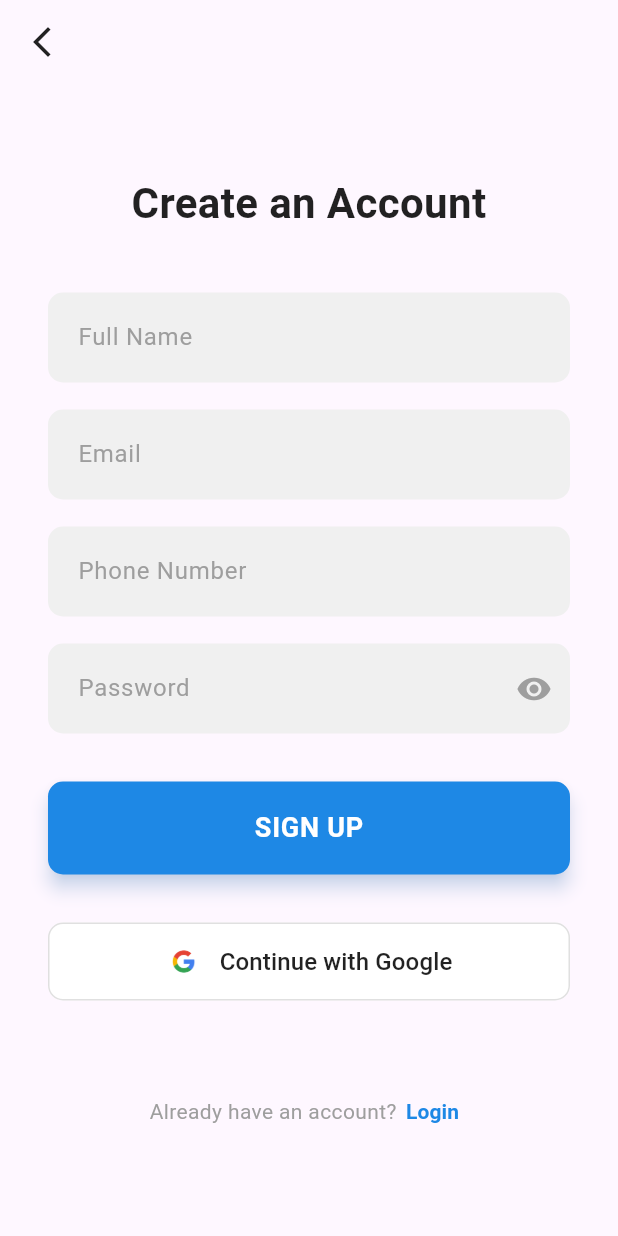
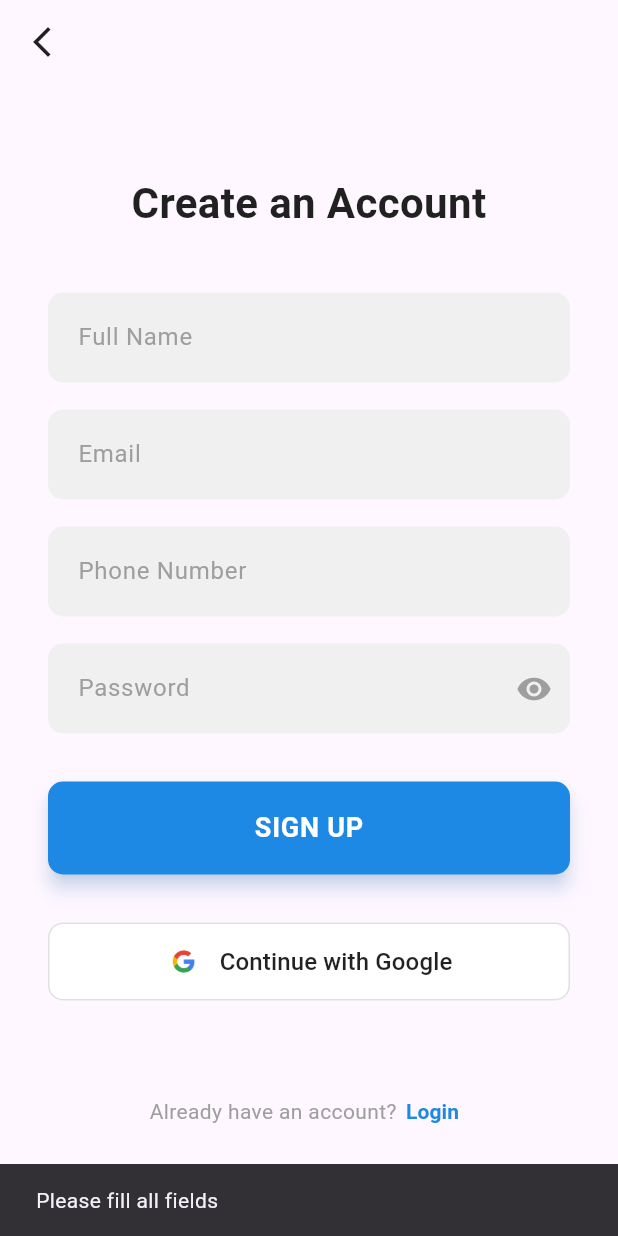
Before and after one commit to GRKPrabesh/Flutter-Project-Frontend, a Flutter app: the SignupScreen screen opened by its route, after a tap on "SIGN UP", on a phone screen of 412 x 824 dp. Run offline on Flutter 3.47's test engine with Material 3 defaults, Android fonts, the light colour scheme and no system bars; missing offline and left inert: file_selector.

Commit message:
proper and functional

```diff
--- a/lib/signup.dart
+++ b/lib/signup.dart
@@ -1,25 +1,37 @@
+import 'dart:convert';
 import 'package:flutter/material.dart';
-import 'routes.dart'; // AppRoute is defined at lib/routes.dart
+import 'package:http/http.dart' as http;
+import 'routes.dart'; // Your AppRoute file
 
-// Use the same primary color for consistency
 const Color primaryColor = Color(0xFF1E88E5);
-const Color inputFillColor = Color(0xFFF0F0F0); // Slightly darker gray for better contrast
+const Color inputFillColor = Color(0xFFF0F0F0);
 
-class SignupScreen extends StatelessWidget {
+class SignupScreen extends StatefulWidget {
   const SignupScreen({super.key});
+
+  @override
+  State<SignupScreen> createState() => _SignupScreenState();
+}
+
+class _SignupScreenState extends State<SignupScreen> {
+  final TextEditingController fullNameController = TextEditingController();
+  final TextEditingController emailController = TextEditingController();
+  final TextEditingController phoneController = TextEditingController();
+  final TextEditingController passwordController = TextEditingController();
+
+  bool isLoading = false;
+  bool passwordVisible = false;
 
   @override
   Widget build(BuildContext context) {
     return Scaffold(
       appBar: AppBar(
-        // Transparent AppBar to allow the background to show, matching modern design
         backgroundColor: Colors.transparent,
         elevation: 0,
-        iconTheme: const IconThemeData(color: Colors.black87), // Style back button
+        iconTheme: const IconThemeData(color: Colors.black87),
         leading: IconButton(
           icon: const Icon(Icons.arrow_back_ios_new),
           onPressed: () {
-            // TODO: Implement navigation back to LoginScreen
             Navigator.pop(context);
           },
         ),
@@ -28,10 +40,8 @@ class SignupScreen extends StatelessWidget {
         child: SingleChildScrollView(
           padding: const EdgeInsets.all(32.0),
           child: Column(
-            mainAxisAlignment: MainAxisAlignment.center,
             crossAxisAlignment: CrossAxisAlignment.stretch,
             children: <Widget>[
-              // Title
               const Text(
                 'Create an Account',
                 textAlign: TextAlign.center,
@@ -42,44 +52,34 @@ class SignupScreen extends StatelessWidget {
                 ),
               ),
               const SizedBox(height: 40.0),
-
-              // Full Name Field
               _buildTextField(
+                controller: fullNameController,
                 hintText: 'Full Name',
                 keyboardType: TextInputType.name,
               ),
               const SizedBox(height: 18.0),
-
-              // Email Field
               _buildTextField(
+                controller: emailController,
                 hintText: 'Email',
                 keyboardType: TextInputType.emailAddress,
               ),
               const SizedBox(height: 18.0),
-
-              // Phone Number Field
               _buildTextField(
+                controller: phoneController,
                 hintText: 'Phone Number',
                 keyboardType: TextInputType.phone,
               ),
               const SizedBox(height: 18.0),
-
-              // Password Field
               _buildTextField(
+                controller: passwordController,
                 hintText: 'Password',
                 isPassword: true,
               ),
               const SizedBox(height: 32.0),
-
-              // SIGN UP Button
               _buildSignupButton(),
               const SizedBox(height: 32.0),
-
-              // Google Sign-up (reusing the style)
               _buildGoogleSignInButton(),
               const SizedBox(height: 50.0),
-
-              // Login Prompt
               _buildLoginPrompt(context),
             ],
           ),
@@ -88,47 +88,50 @@ class SignupScreen extends StatelessWidget {
     );
   }
 
-  // Helper function for text fields
   Widget _buildTextField({
+    required TextEditingController controller,
     required String hintText,
     bool isPassword = false,
     TextInputType keyboardType = TextInputType.text,
   }) {
     return Container(
       decoration: BoxDecoration(
-        color: inputFillColor, // Light grey background
+        color: inputFillColor,
         borderRadius: BorderRadius.circular(10.0),
       ),
       child: TextField(
+        controller: controller,
         keyboardType: keyboardType,
-        obscureText: isPassword,
+        obscureText: isPassword && !passwordVisible,
         decoration: InputDecoration(
           hintText: hintText,
           hintStyle: const TextStyle(color: Colors.grey),
-          // Suffix Icon (Eye icon) for password visibility
           suffixIcon: isPassword
               ? IconButton(
-            icon: const Icon(Icons.remove_red_eye, color: Colors.grey),
+                  icon: Icon(
+                    passwordVisible
+                        ? Icons.visibility_off
+                        : Icons.remove_red_eye,
+                    color: Colors.grey,
+                  ),
                   onPressed: () {
-              // TODO: Implement toggle password visibility state
+                    setState(() {
+                      passwordVisible = !passwordVisible;
+                    });
                   },
                 )
               : null,
-          border: InputBorder.none, // Removes default border
-          contentPadding: const EdgeInsets.symmetric(
-              horizontal: 20.0, vertical: 18.0),
+          border: InputBorder.none,
+          contentPadding:
+              const EdgeInsets.symmetric(horizontal: 20.0, vertical: 18.0),
         ),
       ),
     );
   }
 
-  // Helper function for the main button
   Widget _buildSignupButton() {
     return ElevatedButton(
-      onPressed: () {
-        // TODO: Implement user registration logic
-        print('Sign Up button pressed');
-      },
+      onPressed: isLoading ? null : registerUser,
       style: ElevatedButton.styleFrom(
         backgroundColor: primaryColor,
         foregroundColor: Colors.white,
@@ -139,7 +142,9 @@ class SignupScreen extends StatelessWidget {
         elevation: 5,
         shadowColor: primaryColor.withOpacity(0.4),
       ),
-      child: const Text(
+      child: isLoading
+          ? const CircularProgressIndicator(color: Colors.white)
+          : const Text(
               'SIGN UP',
               style: TextStyle(
                 fontSize: 18,
@@ -150,11 +155,9 @@ class SignupScreen extends StatelessWidget {
     );
   }
 
-  // Helper function for Google sign-up
   Widget _buildGoogleSignInButton() {
     return OutlinedButton(
       onPressed: () {
-        // TODO: Implement Google sign-up logic
         print('Continue with Google pressed (Sign Up)');
       },
       style: OutlinedButton.styleFrom(
@@ -171,7 +174,6 @@ class SignupScreen extends StatelessWidget {
         mainAxisSize: MainAxisSize.min,
         mainAxisAlignment: MainAxisAlignment.center,
         children: <Widget>[
-          // Ensure your asset is correctly configured in pubspec.yaml!
           Image.asset(
             'assets/images/googleLogo.png',
             height: 24.0,
@@ -187,7 +189,6 @@ class SignupScreen extends StatelessWidget {
     );
   }
 
-  // Helper function for the login prompt at the bottom
   Widget _buildLoginPrompt(BuildContext context) {
     return Row(
       mainAxisAlignment: MainAxisAlignment.center,
@@ -198,8 +199,8 @@ class SignupScreen extends StatelessWidget {
         ),
         TextButton(
           onPressed: () {
-
-            Navigator.of(context).pushReplacementNamed(AppRoute.loginPageRoute);
+            Navigator.of(context)
+                .pushReplacementNamed(AppRoute.loginPageRoute);
           },
           style: TextButton.styleFrom(
             padding: const EdgeInsets.symmetric(horizontal: 4),
@@ -216,4 +217,54 @@ class SignupScreen extends StatelessWidget {
       ],
     );
   }
+
+  Future<void> registerUser() async {
+    if (fullNameController.text.isEmpty ||
+        emailController.text.isEmpty ||
+        phoneController.text.isEmpty ||
+        passwordController.text.isEmpty) {
+      ScaffoldMessenger.of(context).showSnackBar(
+        const SnackBar(content: Text('Please fill all fields')),
+      );
+      return;
     }
+
+    setState(() => isLoading = true);
+
+    final url = Uri.parse('http://localhost:5000/api/auth/register');
+    final body = jsonEncode({
+      "fullName": fullNameController.text.trim(),
+      "email": emailController.text.trim(),
+      "phone": phoneController.text.trim(),
+      "password": passwordController.text.trim(),
+    });
+
+    try {
+      final response = await http.post(
+        url,
+        headers: {"Content-Type": "application/json"},
+        body: body,
+      );
+
+      if (response.statusCode == 200 || response.statusCode == 201) {
+        final data = jsonDecode(response.body);
+        print('Success: $data');
+        Navigator.pushReplacementNamed(context, AppRoute.loginPageRoute);
+      } else {
+        final errorData = jsonDecode(response.body);
+        ScaffoldMessenger.of(context).showSnackBar(
+          SnackBar(
+              content:
+                  Text(errorData['message'] ?? 'Registration failed')),
+        );
+      }
+    } catch (e) {
+      print('Exception: $e');
+      ScaffoldMessenger.of(context).showSnackBar(
+        const SnackBar(content: Text('Something went wrong')),
+      );
+    } finally {
+      setState(() => isLoading = false);
+    }
+  }
+}
```
Lines whose indentation alone changed are shown as unchanged.
